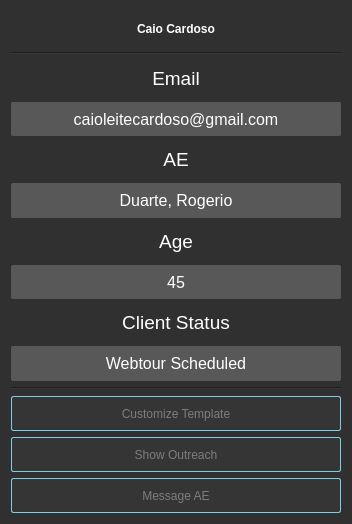
The window that client_info.ui (caiocardoso28/redesigned_app) describes before a commit, drawn with Qt 5.
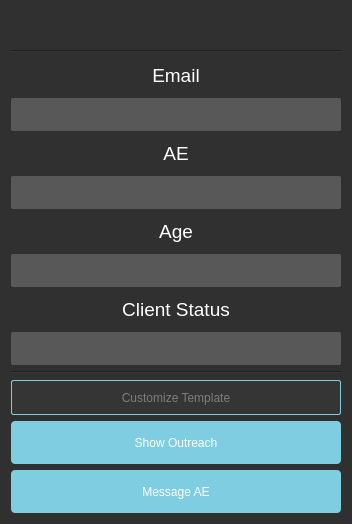
The same window after the commit.

Commit message: Made some changes to the UI & added calview

What changed in the file:
```diff
--- a/client_info.ui
+++ b/client_info.ui
@@ -241,7 +241,7 @@
       <string notr="true"/>
      </property>
      <property name="text">
-      <string>Caio Cardoso</string>
+      <string/>
      </property>
      <property name="alignment">
       <set>Qt::AlignCenter</set>
@@ -282,7 +282,7 @@
 font: 12pt Arial</string>
      </property>
      <property name="text">
-      <string>caioleitecardoso@gmail.com</string>
+      <string/>
      </property>
      <property name="alignment">
       <set>Qt::AlignCenter</set>
@@ -316,7 +316,7 @@
 font: 12pt Arial</string>
      </property>
      <property name="text">
-      <string>Duarte, Rogerio</string>
+      <string/>
      </property>
      <property name="alignment">
       <set>Qt::AlignCenter</set>
@@ -350,7 +350,7 @@
 font: 12pt Arial</string>
      </property>
      <property name="text">
-      <string>45</string>
+      <string/>
      </property>
      <property name="alignment">
       <set>Qt::AlignCenter</set>
@@ -384,7 +384,7 @@
 font: 12pt Arial</string>
      </property>
      <property name="text">
-      <string>Webtour Scheduled</string>
+      <string/>
      </property>
      <property name="alignment">
       <set>Qt::AlignCenter</set>
@@ -438,31 +438,7 @@
       <bool>true</bool>
      </property>
      <property name="styleSheet">
-      <string notr="true">QPushButton {
-    background-color: rgb(53, 53, 53);
-    color: rgb(125, 125, 125);
-    border: 1px solid #7fcde1;
-    border-radius: 2px;
-    padding: 4px;
-    font: 10pt &quot;Arial&quot;;
-    height: 25px;
-    
-    
-    
-}
-
-/* Add a hover effect to buttons */
-QPushButton:hover {
-    background: rgb(71, 71, 71);
-    font: rgb(204, 204, 204);
-    color: #ffffff
-}
-
-/* Add a pressed effect to buttons */
-QPushButton:pressed {
-    background: qlineargradient(x1: 0, y1: 0, x2: 0, y2: 1,
-    stop: 0 #ff9d00, stop: 1 #ffb900);
-}</string>
+      <string notr="true">\</string>
      </property>
      <property name="text">
       <string>Show Outreach</string>
@@ -475,31 +451,7 @@
       <bool>true</bool>
      </property>
      <property name="styleSheet">
-      <string notr="true">QPushButton {
-    background-color: rgb(53, 53, 53);
-    color: rgb(125, 125, 125);
-    border: 1px solid #7fcde1;
-    border-radius: 2px;
-    padding: 4px;
-    font: 10pt &quot;Arial&quot;;
-    height: 25px;
-    
-    
-    
-}
-
-/* Add a hover effect to buttons */
-QPushButton:hover {
-    background: rgb(71, 71, 71);
-    font: rgb(204, 204, 204);
-    color: #ffffff
-}
-
-/* Add a pressed effect to buttons */
-QPushButton:pressed {
-    background: qlineargradient(x1: 0, y1: 0, x2: 0, y2: 1,
-    stop: 0 #ff9d00, stop: 1 #ffb900);
-}</string>
+      <string notr="true"/>
      </property>
      <property name="text">
       <string>Message AE</string>
```
The commit also changes 3 other files.
